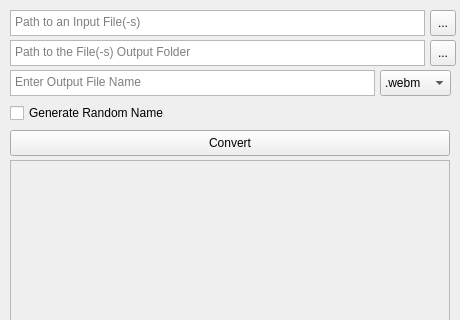
anthes1s/tengu, file project/mainwindow.ui: the form before one commit; both pictures show x 0 to 460 and y 0 to 320 of the 460 by 460 pixel window.
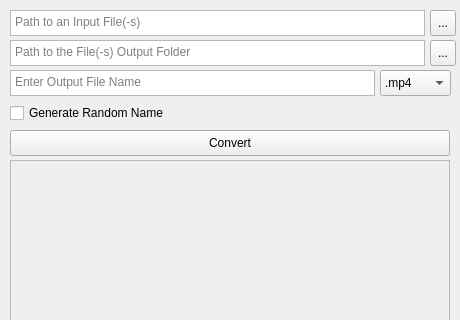
The form after the commit.

```diff
--- a/project/mainwindow.ui
+++ b/project/mainwindow.ui
@@ -80,11 +80,6 @@
       <height>26</height>
      </rect>
     </property>
-    <item>
-     <property name="text">
-      <string>.webm</string>
-     </property>
-    </item>
     <item>
      <property name="text">
       <string>.mp4</string>
```
Left out of the diff: 20 changed lines with no effect on the pictures.
